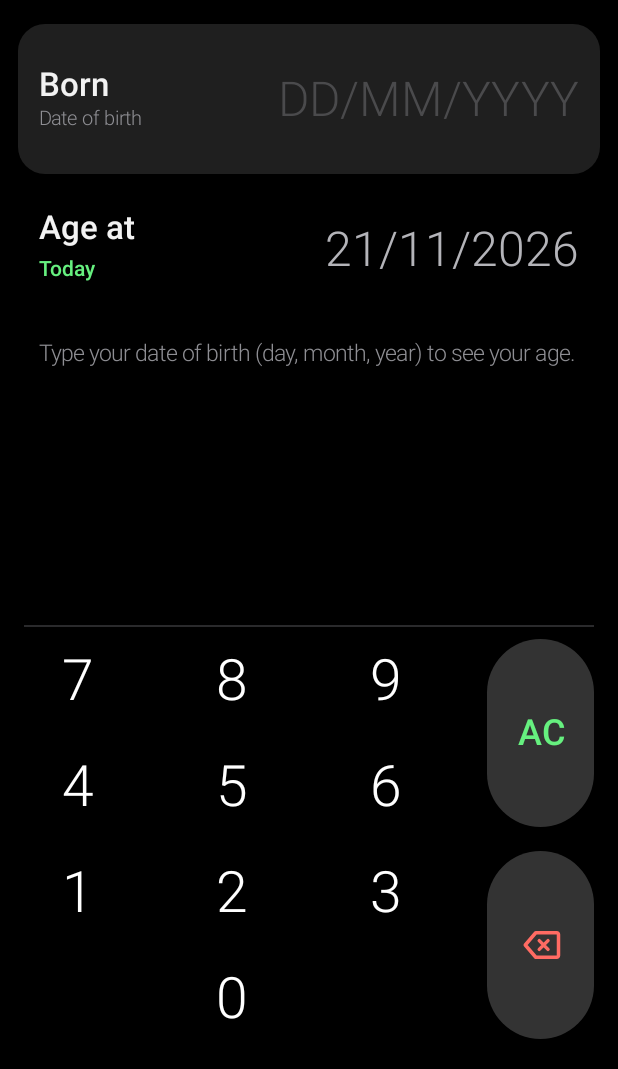
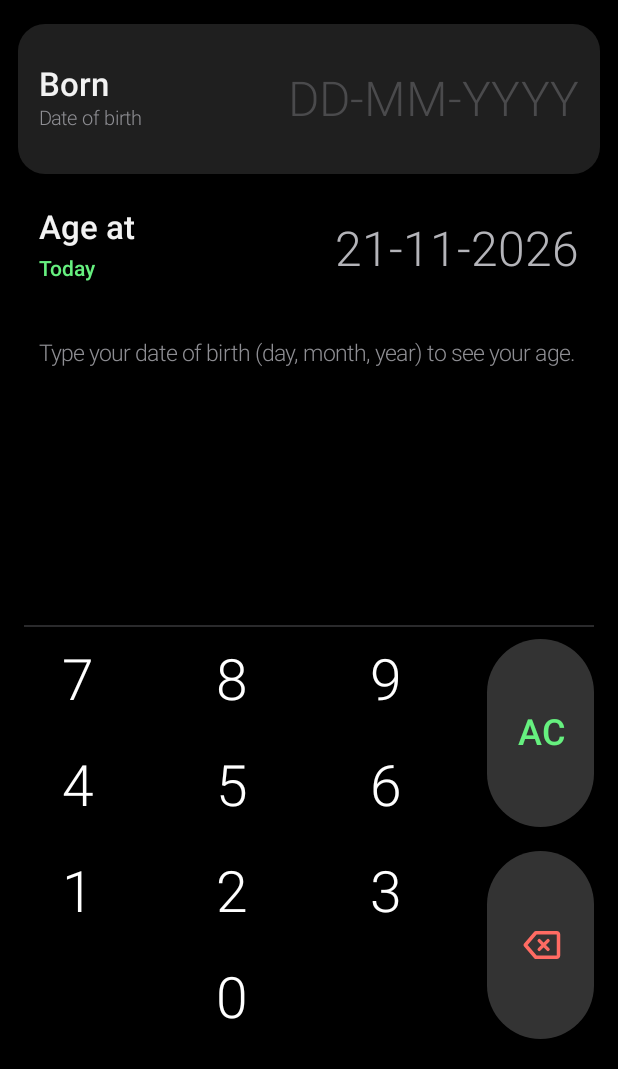
Before and after one commit to darkrider13/Calculator, an Android app built with Jetpack Compose: the composable AgePage shown on its own in the app's theme, on a phone screen of 412 x 824 dp, the part 167-1236 px from its top. Run offline under Robolectric (Android 15) with nearby library versions, the phone set to English and light mode, and no system bars.

Commit message:
Add files via upload

```diff
--- a/app/src/main/java/com/qalculator/app/ui/AgePage.kt
+++ b/app/src/main/java/com/qalculator/app/ui/AgePage.kt
@@ -45,12 +45,12 @@ import com.qalculator.app.logic.todayDigits
 
 private val DateDim = Color(0xFF4A4A4C)
 
-/** 05/11/1998 while typing: the typed digits in white, the missing ones as DD / MM / YYYY in dim gray */
+/** 05-11-1998 while typing: the typed digits in white, the missing ones as DD / MM / YYYY in dim gray */
 private fun dateText(d: String, typed: Color) = buildAnnotatedString {
     var idx = 0
-    for (c in "DD/MM/YYYY") {
-        if (c == '/') {
-            withStyle(SpanStyle(color = if (idx > 0 && idx <= d.length) typed else DateDim)) { append('/') }
+    for (c in "DD-MM-YYYY") {
+        if (c == '-') {
+            withStyle(SpanStyle(color = if (idx > 0 && idx <= d.length) typed else DateDim)) { append('-') }
         } else {
             if (idx < d.length) withStyle(SpanStyle(color = typed)) { append(d[idx]) }
             else withStyle(SpanStyle(color = DateDim)) { append(c) }
--- a/app/src/main/java/com/qalculator/app/ui/ConverterPage.kt
+++ b/app/src/main/java/com/qalculator/app/ui/ConverterPage.kt
@@ -365,7 +365,7 @@ internal fun ConvKeypad(signed: Boolean, onKey: (String) -> Unit, modifier: Modi
             if (signed) {
                 // temperature: plain keys, one per row
                 SideKey(Modifier.weight(1f).fillMaxWidth(), { onKey("AC") }) { AcText() }
-                SideKey(Modifier.weight(1f).fillMaxWidth(), { onKey("⌫") }) { BackIcon() }
+                SideKey(Modifier.weight(1f).fillMaxWidth(), { onKey("⌫") }, { onKey("AC") }) { BackIcon() }
                 SideKey(Modifier.weight(1f).fillMaxWidth(), { onKey("±") }) {
                     SvgIcon(PlusMinusIcon, ConvOrange, Modifier.size(28.dp))
                 }
@@ -383,7 +383,7 @@ internal fun ConvKeypad(signed: Boolean, onKey: (String) -> Unit, modifier: Modi
                         .weight(1f)
                         .fillMaxWidth()
                         .padding(horizontal = 16.dp, vertical = 8.dp)
-                ) { Pill({ onKey("⌫") }) { BackIcon() } }
+                ) { Pill({ onKey("⌫") }, { onKey("AC") }) { BackIcon() } }
             }
         }
     }
@@ -406,15 +406,23 @@ private fun DigitKey(k: String, modifier: Modifier, onKey: (String) -> Unit) {
 }
 
 @Composable
-private fun SideKey(modifier: Modifier, onClick: () -> Unit, content: @Composable () -> Unit) {
-    PressBox(onClick = onClick, pressedScale = 0.88f, modifier = modifier) { content() }
+private fun SideKey(modifier: Modifier, onClick: () -> Unit, onLongClick: (() -> Unit)? = null, content: @Composable () -> Unit) {
+    val haptic = LocalHapticFeedback.current
+    PressBox(
+        onClick = onClick,
+        onLongClick = onLongClick?.let { { haptic.performHapticFeedback(HapticFeedbackType.LongPress); it() } },
+        pressedScale = 0.88f,
+        modifier = modifier
+    ) { content() }
 }
 
 /** the tall dark button (AC / backspace) */
 @Composable
-private fun Pill(onClick: () -> Unit, content: @Composable () -> Unit) {
+private fun Pill(onClick: () -> Unit, onLongClick: (() -> Unit)? = null, content: @Composable () -> Unit) {
+    val haptic = LocalHapticFeedback.current
     PressBox(
         onClick = onClick,
+        onLongClick = onLongClick?.let { { haptic.performHapticFeedback(HapticFeedbackType.LongPress); it() } },
         pressedScale = 0.95f,
         modifier = Modifier
             .fillMaxSize()
```
Also changed, not shown: app/src/main/java/com/qalculator/app/ui/NumeralPage.kt (+10 -2 lines), app/src/main/java/com/qalculator/app/ui/Overlays.kt (+20 -4 lines), app/src/main/java/com/qalculator/app/ui/PricePage.kt (+7 -3 lines).
